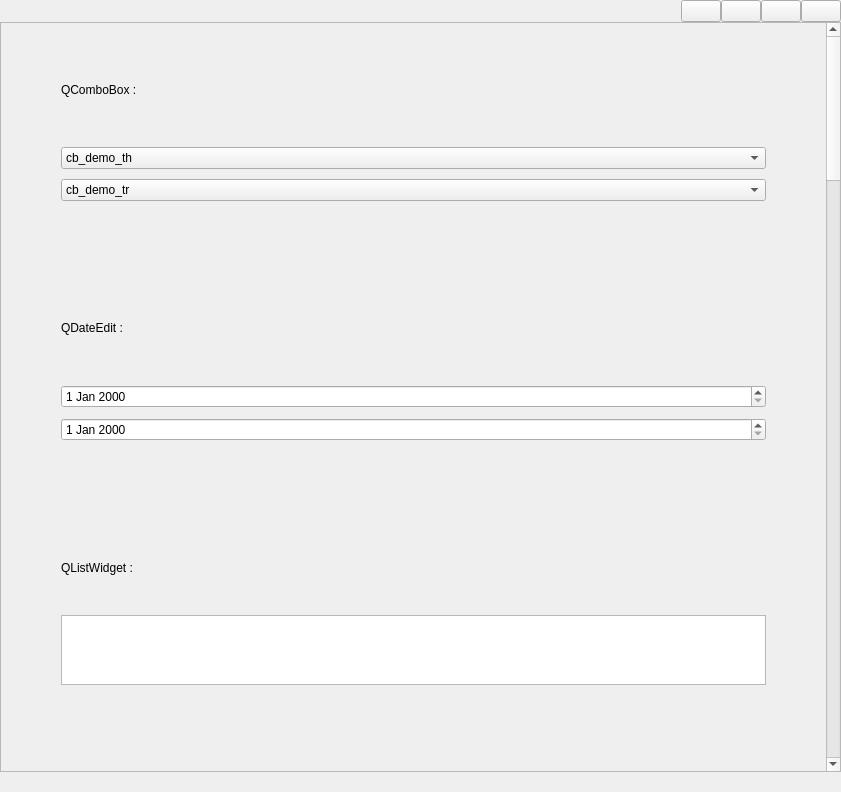
The window that src/gui/main.ui (LaM0uette/PySide6_Blank_Project_demo) describes before a commit, drawn with Qt 5.
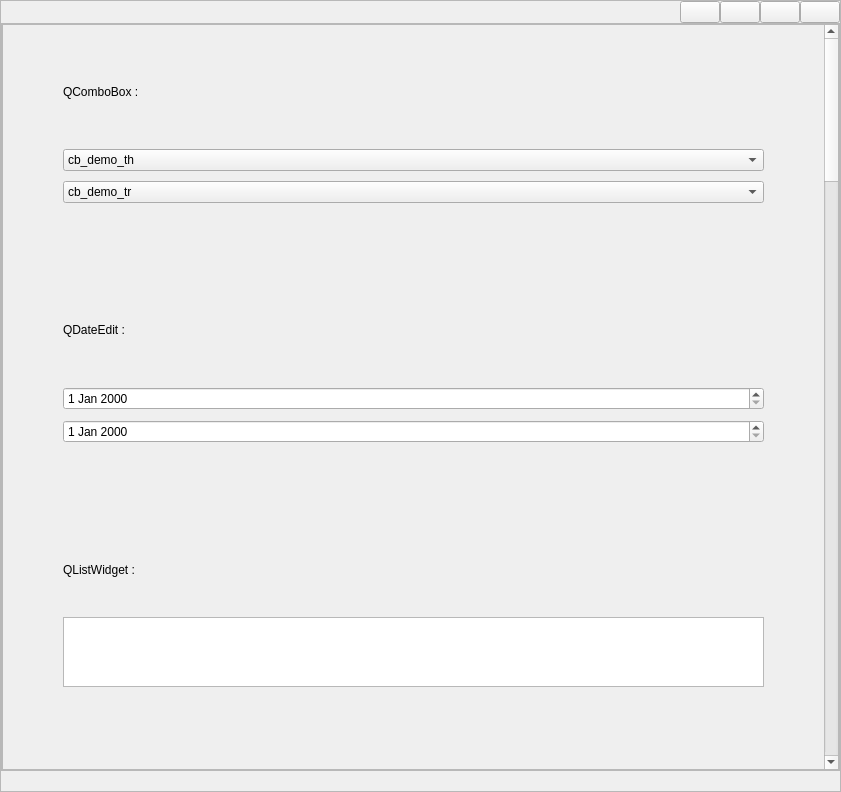
The same window after the commit. The open tabs and pages were chosen to show the change.

```diff
--- a/src/gui/main.ui
+++ b/src/gui/main.ui
@@ -27,6 +27,30 @@
     <number>0</number>
    </property>
    <item>
+    <widget class="QFrame" name="fr_main">
+     <property name="frameShape">
+      <enum>QFrame::StyledPanel</enum>
+     </property>
+     <property name="frameShadow">
+      <enum>QFrame::Raised</enum>
+     </property>
+     <layout class="QVBoxLayout" name="vlay_fr_main">
+      <property name="spacing">
+       <number>0</number>
+      </property>
+      <property name="leftMargin">
+       <number>0</number>
+      </property>
+      <property name="topMargin">
+       <number>0</number>
+      </property>
+      <property name="rightMargin">
+       <number>0</number>
+      </property>
+      <property name="bottomMargin">
+       <number>0</number>
+      </property>
+      <item>
     <widget class="QFrame" name="fr_menu_top">
      <layout class="QHBoxLayout" name="hlay_menu_top">
       <property name="spacing">
@@ -95,6 +119,30 @@
     </widget>
    </item>
    <item>
+       <widget class="QFrame" name="fr_body">
+        <property name="frameShape">
+         <enum>QFrame::StyledPanel</enum>
+        </property>
+        <property name="frameShadow">
+         <enum>QFrame::Raised</enum>
+        </property>
+        <layout class="QVBoxLayout" name="hlay_body">
+         <property name="spacing">
+          <number>0</number>
+         </property>
+         <property name="leftMargin">
+          <number>0</number>
+         </property>
+         <property name="topMargin">
+          <number>0</number>
+         </property>
+         <property name="rightMargin">
+          <number>0</number>
+         </property>
+         <property name="bottomMargin">
+          <number>0</number>
+         </property>
+         <item>
     <widget class="QScrollArea" name="sca_main">
      <property name="widgetResizable">
       <bool>true</bool>
@@ -103,8 +151,8 @@
       <property name="geometry">
        <rect>
         <x>0</x>
-        <y>0</y>
-        <width>822</width>
+              <y>-2317</y>
+              <width>818</width>
         <height>3867</height>
        </rect>
       </property>
@@ -1674,6 +1722,9 @@
      </widget>
     </widget>
    </item>
+        </layout>
+       </widget>
+      </item>
    <item>
     <widget class="QFrame" name="fr_menu_bottom">
      <layout class="QHBoxLayout" name="hlay_menu_bottom">
@@ -1707,6 +1758,9 @@
          </size>
         </property>
        </spacer>
+         </item>
+        </layout>
+       </widget>
       </item>
      </layout>
     </widget>
```
Left out of the diff: 42 changed lines with no effect on the pictures. Lines whose indentation alone changed are shown as unchanged.
